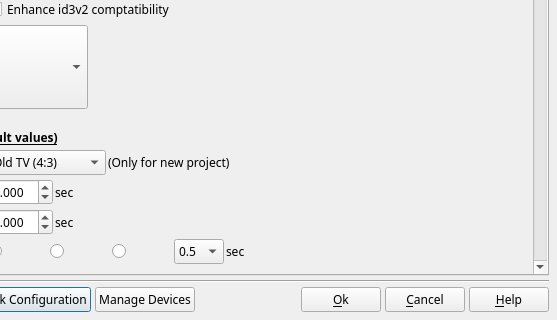
Above: src/ffDiaporama/DlgAppSettings/DlgApplicationSettings.ui from boenki/ffdiaporama before the change; both pictures show x 143 to 700 and y 180 to 500 of the 700 by 500 pixel window. Below: the same form after it.
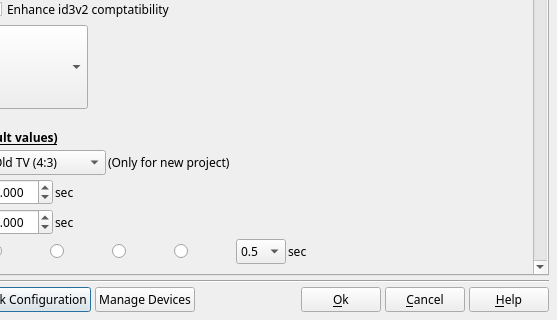
That is the form after the change. The open tabs and pages were chosen to show the change. Icons and pictures are not drawn. Custom widgets are drawn as their Qt base class.

Commit message: Bug fixes:     -Removes unnecessary warnings when compiling in cBaseMediaFile and cBrushDefinition     -Fixed the display ratio in the preview area when this one is constrained by the width     -Fixed a problem of encoding sound when the soundtrack switch to pause     -Fixed a crash that happened when reloading a project with one of the songs has been modified outside ffDiaporama (now an error message appears and the song is removed from the assembly)

```diff
--- a/src/ffDiaporama/DlgAppSettings/DlgApplicationSettings.ui
+++ b/src/ffDiaporama/DlgAppSettings/DlgApplicationSettings.ui
@@ -891,9 +891,9 @@
           <property name="geometry">
            <rect>
             <x>0</x>
-            <y>-505</y>
-            <width>666</width>
-            <height>1212</height>
+            <y>0</y>
+            <width>662</width>
+            <height>1185</height>
            </rect>
           </property>
           <layout class="QGridLayout" name="gridLayout_4">
@@ -2122,6 +2122,30 @@
                </attribute>
               </widget>
              </item>
+             <item>
+              <widget class="QRadioButton" name="BasicTransitionB2RD">
+               <property name="minimumSize">
+                <size>
+                 <width>60</width>
+                 <height>0</height>
+                </size>
+               </property>
+               <property name="toolTip">
+                <string>Set the default type of transition to be inserted between slides to:
+Crossfade transition</string>
+               </property>
+               <property name="text">
+                <string notr="true"/>
+               </property>
+               <property name="icon">
+                <iconset resource="../RSCffDiaporama.qrc">
+                 <normaloff>:/img/Transitions/tr-00-02.png</normaloff>:/img/Transitions/tr-00-02.png</iconset>
+               </property>
+               <attribute name="buttonGroup">
+                <string notr="true">TransitionButtons</string>
+               </attribute>
+              </widget>
+             </item>
              <item>
               <widget class="QComboBox" name="TransitionDurationCB">
                <property name="sizePolicy">
```
Left out of the diff: 17 changed lines with no effect on the pictures. The commit also changes 58 other files.
